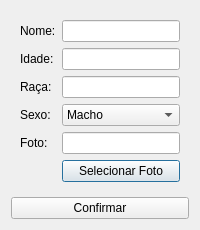
This is telas/dialog/cadastro_pet_adm.ui in Barbiero-Ana/petshop-pyQt as Qt 5 draws it before an edit. The edited form follows.
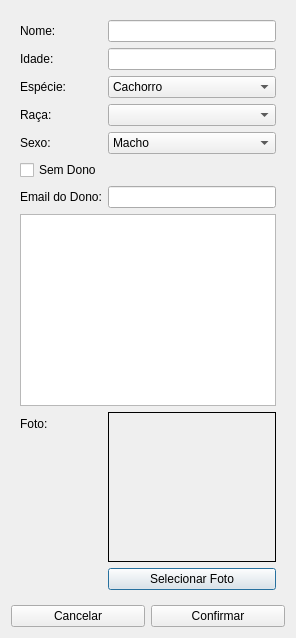
This is the edited form.

```diff
--- a/telas/dialog/cadastro_pet_adm.ui
+++ b/telas/dialog/cadastro_pet_adm.ui
@@ -34,51 +34,81 @@
       </item>
 
       <item row="2" column="0">
-       <widget class="QLabel" name="labelRaca">
-        <property name="text">
-         <string>Raça:</string>
-        </property>
+       <widget class="QLabel" name="labelEspecie">
+        <property name="text"><string>Espécie:</string></property>
        </widget>
       </item>
       <item row="2" column="1">
-       <widget class="QLineEdit" name="lineEditRaca"/>
+       <widget class="QComboBox" name="especiePetInput">
+        <item><property name="text"><string>Cachorro</string></property></item>
+        <item><property name="text"><string>Gato</string></property></item>
+       </widget>
       </item>
 
+      <!-- Raça -->
       <item row="3" column="0">
-       <widget class="QLabel" name="labelSexo">
-        <property name="text">
-         <string>Sexo:</string>
-        </property>
+       <widget class="QLabel" name="labelRaca">
+        <property name="text"><string>Raça:</string></property>
        </widget>
       </item>
       <item row="3" column="1">
-       <widget class="QComboBox" name="comboBoxSexo">
-        <item>
-         <property name="text">
-          <string>Macho</string>
-         </property>
-        </item>
-        <item>
-         <property name="text">
-          <string>Fêmea</string>
-         </property>
-        </item>
-       </widget>
+       <widget class="QComboBox" name="racaPetInput"/>
       </item>
 
+      <!-- Sexo -->
       <item row="4" column="0">
-       <widget class="QLabel" name="labelFoto">
-        <property name="text">
-         <string>Foto:</string>
-        </property>
+       <widget class="QLabel" name="labelSexo">
+        <property name="text"><string>Sexo:</string></property>
        </widget>
       </item>
       <item row="4" column="1">
-       <widget class="QLineEdit" name="lineEditFoto"/>
+       <widget class="QComboBox" name="sexoPetInput">
+        <item><property name="text"><string>Macho</string></property></item>
+        <item><property name="text"><string>Fêmea</string></property></item>
+       </widget>
       </item>
 
-      <!-- Botão Selecionar Foto na linha seguinte -->
-      <item row="5" column="1">
+      <!-- Sem Dono -->
+      <item row="5" column="0" colspan="2">
+       <widget class="QCheckBox" name="checkBoxSemDono">
+        <property name="text"><string>Sem Dono</string></property>
+       </widget>
+      </item>
+
+      <!-- Campo dono -->
+      <item row="6" column="0">
+       <widget class="QLabel" name="labelDono">
+        <property name="text"><string>Email do Dono:</string></property>
+       </widget>
+      </item>
+      <item row="6" column="1">
+       <widget class="QLineEdit" name="lineEditDono"/>
+      </item>
+
+      <!-- Lista de usuários -->
+      <item row="7" column="0" colspan="2">
+       <widget class="QListWidget" name="listWidgetUsuarios"/>
+      </item>
+
+      <!-- Foto -->
+      <item row="8" column="0">
+       <widget class="QLabel" name="labelFoto">
+        <property name="text"><string>Foto:</string></property>
+       </widget>
+      </item>
+      <item row="8" column="1">
+       <widget class="QLabel" name="fotoPreview">
+        <property name="minimumSize">
+         <size><width>150</width><height>150</height></size>
+        </property>
+        <property name="frameShape">
+         <enum>QFrame::Box</enum>
+        </property>
+       </widget>
+      </item>
+
+      <!-- Botão Selecionar Foto -->
+      <item row="9" column="1">
        <widget class="QPushButton" name="btnSelecionarFoto">
         <property name="text">
          <string>Selecionar Foto</string>
@@ -90,11 +120,10 @@
     </widget>
    </item>
    <item>
-    <widget class="QPushButton" name="btnConfirmar">
-     <property name="text">
-      <string>Confirmar</string>
-     </property>
-    </widget>
+    <layout class="QHBoxLayout" name="buttonLayout">
+     <item><widget class="QPushButton" name="btnCancelar"><property name="text"><string>Cancelar</string></property></widget></item>
+     <item><widget class="QPushButton" name="btnConfirmar"><property name="text"><string>Confirmar</string></property></widget></item>
+    </layout>
    </item>
   </layout>
  </widget>
```
Left out of the diff: 22 changed lines with no effect on the pictures.
